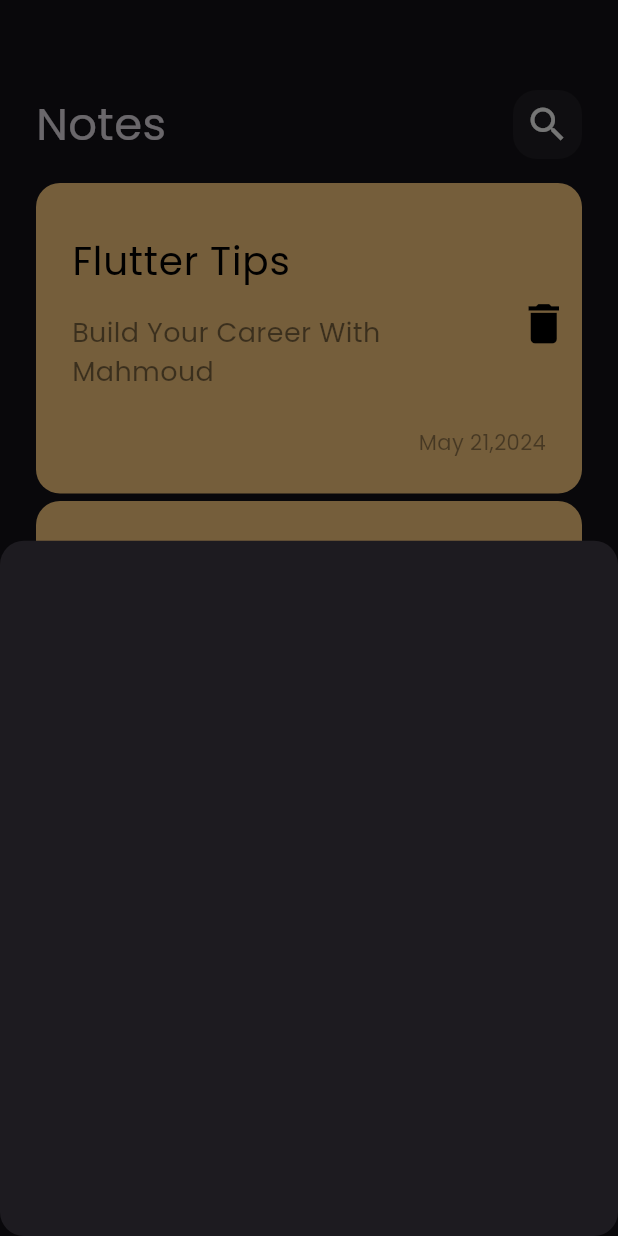
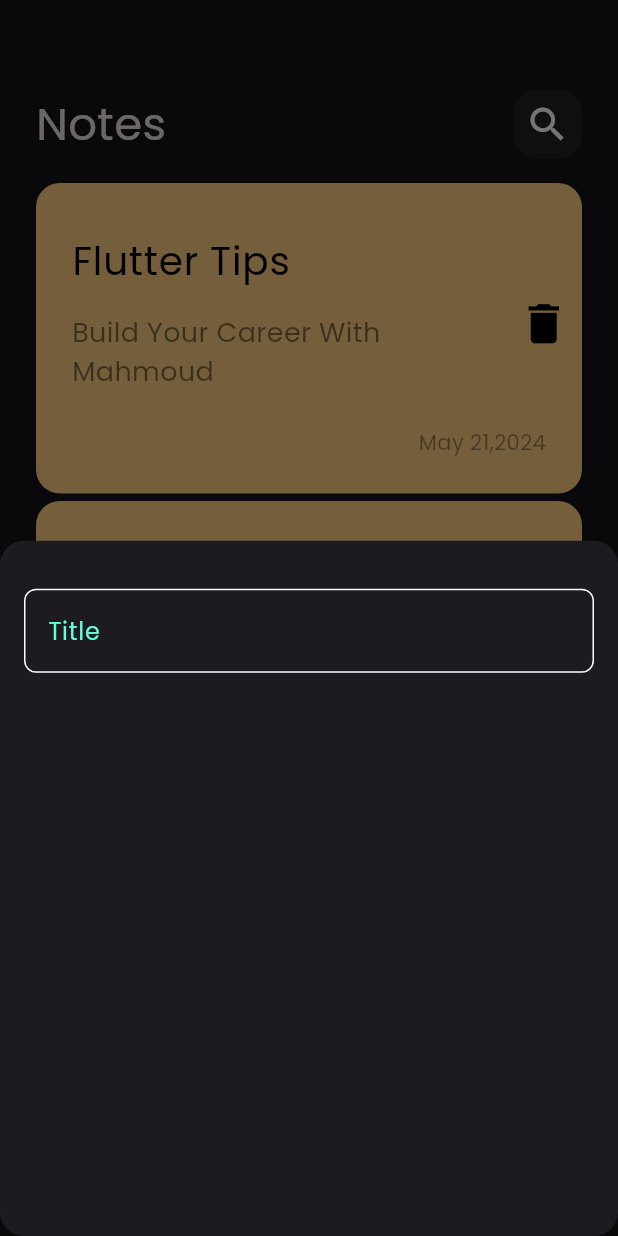
Before and after one commit to MahmoudMohamed447/Notes_App, a Flutter app: the screen it shows after launch, after a tap on the "add" icon, on a phone screen of 412 x 824 dp. Run offline on Flutter 3.47's test engine with Material 3 defaults, Android fonts, the phone set to English and light mode, and no system bars.

Commit message:
add custom text field and create primary color

```diff
--- /dev/null
+++ b/lib/constant.dart
@@ -0,0 +1,3 @@
+import 'package:flutter/animation.dart';
+
+const keyPrimaryColor = Color(0xff62FCD7);
--- a/lib/views/notes_view.dart
+++ b/lib/views/notes_view.dart
@@ -1,4 +1,5 @@
 import 'package:flutter/material.dart';
+import 'package:notes_app/constant.dart';
 import 'package:notes_app/widgets/add_show_modal_bottom_sheet.dart';
 import 'package:notes_app/widgets/notes_view_body.dart';
 
@@ -19,9 +20,9 @@ class NotesView extends StatelessWidget {
                     return const AddNoteModalBottomSheet();
                   });
             },
-            backgroundColor: Colors.cyan,
+            backgroundColor: keyPrimaryColor,
             child: const Icon(
-              Icons.add,
+              Icons.add,color: Colors.white,
             )),
         body: const NotesViewBody());
   }
--- a/lib/widgets/add_show_modal_bottom_sheet.dart
+++ b/lib/widgets/add_show_modal_bottom_sheet.dart
@@ -1,10 +1,20 @@
 import 'package:flutter/material.dart';
+import 'package:notes_app/widgets/custom_text_field.dart';
 
 class AddNoteModalBottomSheet extends StatelessWidget {
   const AddNoteModalBottomSheet({super.key});
 
   @override
   Widget build(BuildContext context) {
-    return Container();
+    return const Padding(
+      padding: const EdgeInsets.symmetric(horizontal: 16),
+      child: Column(
+        children: [
+          SizedBox(height: 32,),
+          CustomTextField()
+
+        ],
+      ),
+    );
   }
 }
--- /dev/null
+++ b/lib/widgets/custom_text_field.dart
@@ -0,0 +1,26 @@
+import 'package:flutter/material.dart';
+import 'package:notes_app/constant.dart';
+
+class CustomTextField extends StatelessWidget {
+  const CustomTextField({super.key});
+
+  @override
+  Widget build(BuildContext context) {
+    return TextField(
+      cursorColor: keyPrimaryColor,
+      decoration: InputDecoration(
+        hintText: 'Title',
+        hintStyle:const TextStyle(color: keyPrimaryColor),
+          border: buildBorder(),
+          focusedBorder: buildBorder( keyPrimaryColor),
+          enabledBorder: buildBorder(),
+          ),
+    );
+  }
+
+  OutlineInputBorder buildBorder([Color]) {
+    return OutlineInputBorder(borderRadius: BorderRadius.circular(8),
+        borderSide: BorderSide(color: Color??Colors.white)
+        );
+  }
+}
```
